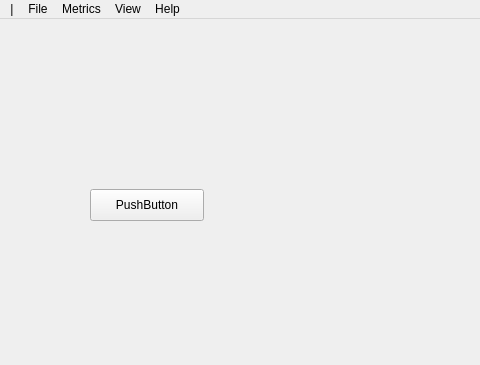
First picture: the form in app/mainwindow.ui, repository ntnmrndn/termproject, before the edit; both pictures show x 0 to 480 and y 0 to 365 of the 800 by 600 pixel window.
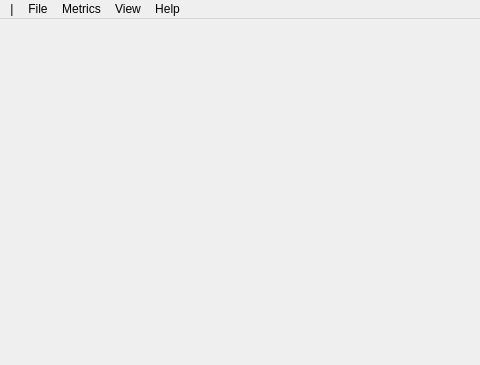
Second picture: the form after the edit.

Commit message: Le bouton open DSM permet de selectionner un DSM.

```diff
--- a/app/mainwindow.ui
+++ b/app/mainwindow.ui
@@ -13,21 +13,7 @@
   <property name="windowTitle">
    <string>MainWindow</string>
   </property>
-  <widget class="QWidget" name="centralwidget">
-   <widget class="QPushButton" name="pushButton">
-    <property name="geometry">
-     <rect>
-      <x>90</x>
-      <y>170</y>
-      <width>114</width>
-      <height>32</height>
-     </rect>
-    </property>
-    <property name="text">
-     <string>PushButton</string>
-    </property>
-   </widget>
-  </widget>
+  <widget class="QWidget" name="centralwidget"/>
   <widget class="QMenuBar" name="menubar">
    <property name="geometry">
     <rect>
```
Left out of the diff: 19 changed lines with no effect on the pictures. The commit also changes 2 other files.
